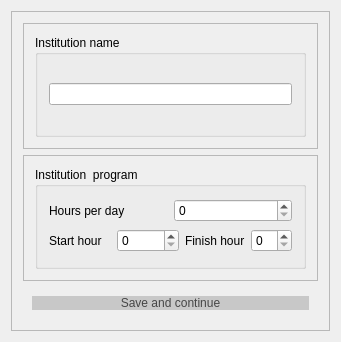
This is Orar/OrarApp/InstitutionDetailsDialog.ui in alexandrutm/UnivTimetable as Qt 5 draws it before an edit. The edited form follows.
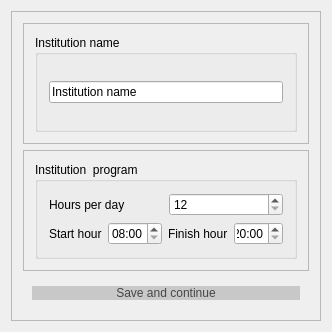
This is the edited form. Icons and pictures are not drawn.

Patch:
```diff
--- a/Orar/OrarApp/InstitutionDetailsDialog.ui
+++ b/Orar/OrarApp/InstitutionDetailsDialog.ui
@@ -6,8 +6,8 @@
    <rect>
     <x>0</x>
     <y>0</y>
-    <width>341</width>
-    <height>342</height>
+    <width>328</width>
+    <height>328</height>
    </rect>
   </property>
   <property name="windowTitle">
@@ -49,7 +49,11 @@
               <item row="0" column="0">
                <layout class="QHBoxLayout" name="horizontalLayout_2">
                 <item>
-                 <widget class="QLineEdit" name="SchoolName"/>
+                 <widget class="QLineEdit" name="SchoolName">
+                  <property name="text">
+                   <string>Institution name</string>
+                  </property>
+                 </widget>
                 </item>
                </layout>
               </item>
@@ -75,8 +79,8 @@
            <property name="title">
             <string>Institution  program</string>
            </property>
-           <layout class="QGridLayout" name="gridLayout_2">
-            <item row="0" column="0">
+           <layout class="QVBoxLayout" name="verticalLayout_2">
+            <item>
              <layout class="QHBoxLayout" name="horizontalLayout_3">
               <item>
                <widget class="QLabel" name="label">
@@ -86,12 +90,16 @@
                </widget>
               </item>
               <item>
-               <widget class="QSpinBox" name="HoursPerDay"/>
+               <widget class="QSpinBox" name="HoursPerDay">
+                <property name="specialValueText">
+                 <string>12</string>
+                </property>
+               </widget>
               </item>
              </layout>
             </item>
-            <item row="3" column="0">
-             <layout class="QHBoxLayout" name="horizontalLayout_6">
+            <item>
+             <layout class="QHBoxLayout" name="horizontalLayout_4">
               <item>
                <widget class="QLabel" name="label_3">
                 <property name="text">
@@ -100,10 +108,15 @@
                </widget>
               </item>
               <item>
-               <widget class="QSpinBox" name="mStartHour"/>
+               <widget class="QSpinBox" name="mStartHour">
+                <property name="specialValueText">
+                 <string>08:00</string>
+                </property>
+                <property name="maximum">
+                 <number>24</number>
+                </property>
+               </widget>
               </item>
-              <item>
-               <layout class="QHBoxLayout" name="horizontalLayout_10">
                 <item>
                  <widget class="QLabel" name="label_4">
                   <property name="text">
@@ -112,9 +125,20 @@
                  </widget>
                 </item>
                 <item>
-                 <widget class="QSpinBox" name="mFinishHour"/>
-                </item>
-               </layout>
+               <widget class="QSpinBox" name="mFinishHour">
+                <property name="minimumSize">
+                 <size>
+                  <width>40</width>
+                  <height>0</height>
+                 </size>
+                </property>
+                <property name="specialValueText">
+                 <string>20:00</string>
+                </property>
+                <property name="maximum">
+                 <number>24</number>
+                </property>
+               </widget>
               </item>
              </layout>
             </item>
```
Lines whose indentation alone changed are shown as unchanged.
